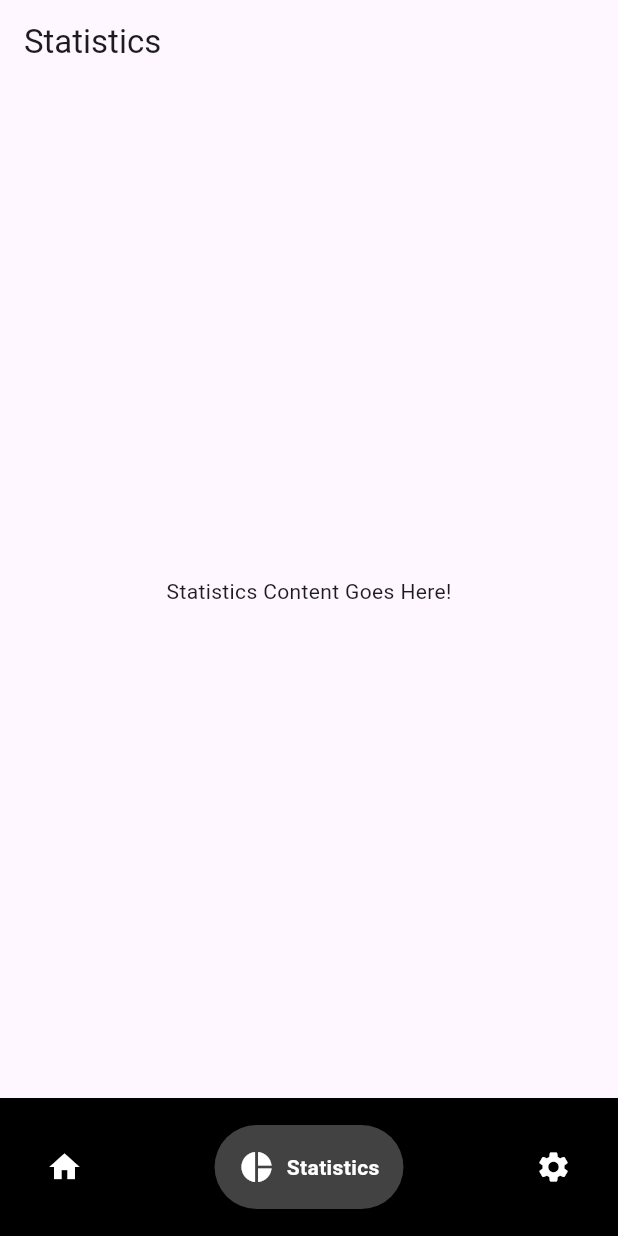
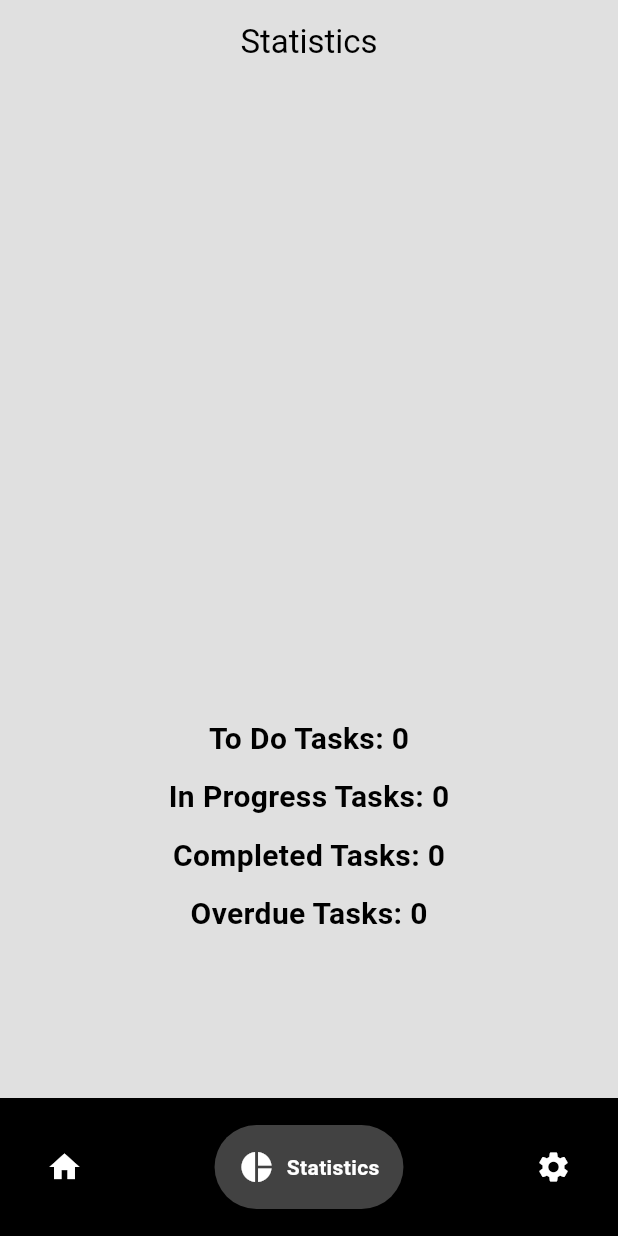
Before and after one commit to hadyawny/flutter_tasks_app, a Flutter app: the screen it shows after launch, item 2 of the bottom bar chosen, on a phone screen of 412 x 824 dp. Run offline on Flutter 3.47's test engine with Material 3 defaults, Android fonts, the phone set to English and light mode, and no system bars; drawn by our look-alikes of fl_chart, google_nav_bar; our stand-ins replace flutter_bloc, hive, hive_flutter, shared_preferences; accounts and stored records are empty.

Commit message:
added dark mode and shared preference cubit

```diff
--- /dev/null
+++ b/lib/cubit/theme_cubit.dart
@@ -0,0 +1,14 @@
+import 'package:flutter_bloc/flutter_bloc.dart';
+import 'package:flutter_tasks_app/utils/theme_manager.dart';
+
+class ThemeCubit extends Cubit<bool> {
+  ThemeCubit({required bool initialMode}) : super(initialMode);
+
+  bool get isDarkMode => state;
+
+  Future<void> toggleTheme() async {
+    final newTheme = !isDarkMode;
+    emit(newTheme);
+    await ThemeManager.setTheme(newTheme);
+  }
+}
--- a/lib/main.dart
+++ b/lib/main.dart
@@ -1,38 +1,53 @@
 import 'package:flutter/material.dart';
 import 'package:flutter_bloc/flutter_bloc.dart';
+import 'package:flutter_tasks_app/presentation/screens/home_screen.dart';
+import 'package:flutter_tasks_app/cubit/theme_cubit.dart';
 import 'package:flutter_tasks_app/data/local/task_repository.dart';
-import 'package:flutter_tasks_app/presentation/screens/home_screen.dart';
 import 'package:flutter_tasks_app/presentation/screens/task_creation_screen.dart';
+import 'package:flutter_tasks_app/presentation/theme/app_theme.dart';
+import 'package:flutter_tasks_app/utils/theme_manager.dart';
 import 'cubit/task_cubit.dart';
 import 'data/local/hive/hive_service.dart';
-// New Task Creation Page
 
 void main() async {
   WidgetsFlutterBinding.ensureInitialized();
+  await ThemeManager.init();
 
-  // Initialize Hive
+  final isDarkMode = await ThemeManager.getTheme(); // Load theme preference
   final hiveService = HiveService();
   await hiveService.initHive();
-
-  runApp(MyApp(hiveService: hiveService));
+  runApp(MyApp(isDarkMode: isDarkMode, hiveService: hiveService));
 }
 
 class MyApp extends StatelessWidget {
+  final bool isDarkMode;
   final HiveService hiveService;
 
-  MyApp({required this.hiveService});
+  MyApp({required this.isDarkMode, required this.hiveService});
 
   @override
   Widget build(BuildContext context) {
-    return BlocProvider(
+    return MultiBlocProvider(
+      providers: [
+        BlocProvider(
           create: (context) => TaskCubit(TaskRepository(hiveService))..loadTasks(),
-      child: MaterialApp(
+        ),
+        BlocProvider(
+          create: (context) => ThemeCubit(initialMode: isDarkMode),
+        ),
+      ],
+      child: BlocBuilder<ThemeCubit, bool>(
+        builder: (context, isDarkMode) {
+          return MaterialApp(
             debugShowCheckedModeBanner: false,
+            theme: isDarkMode ? darkMode : lightMode,
             initialRoute: '/',
             routes: {
               '/': (context) => HomeScreen(),
               'addTask': (context) => TaskCreationPage(),
             },
+          );
+        },
       ),
     );
   }
--- /dev/null
+++ b/lib/presentation/components/animated_counter.dart
@@ -0,0 +1,107 @@
+import 'package:flutter/material.dart';
+import 'dart:async';
+
+class AnimatedCounter extends StatefulWidget {
+  final int completed;
+  final int overdue;
+  final int toDo;
+  final int inProgress;
+
+  AnimatedCounter({
+    required this.completed,
+    required this.overdue,
+    required this.toDo,
+    required this.inProgress,
+  });
+
+  @override
+  _AnimatedCounterState createState() => _AnimatedCounterState();
+}
+
+class _AnimatedCounterState extends State<AnimatedCounter> {
+  int displayedCompleted = 0;
+  int displayedOverdue = 0;
+  int displayedToDo = 0;
+  int displayedInProgress = 0;
+
+  @override
+  void initState() {
+    super.initState();
+    startAnimation();
+  }
+
+  void startAnimation() {
+    Timer.periodic(Duration(milliseconds: 200), (timer) {
+      if (displayedCompleted < widget.completed) {
+        setState(() {
+          displayedCompleted++;
+        });
+      } else {
+        timer.cancel();
+      }
+    });
+
+    Timer.periodic(const  Duration(milliseconds: 200), (timer) {
+      if (displayedOverdue < widget.overdue) {
+        setState(() {
+          displayedOverdue++;
+        });
+      } else {
+        timer.cancel();
+      }
+    });
+
+    Timer.periodic(const  Duration(milliseconds: 200), (timer) {
+      if (displayedToDo < widget.toDo) {
+        setState(() {
+          displayedToDo++;
+        });
+      } else {
+        timer.cancel();
+      }
+    });
+
+    Timer.periodic(const  Duration(milliseconds: 200), (timer) {
+      if (displayedInProgress < widget.inProgress) {
+        setState(() {
+          displayedInProgress++;
+        });
+      } else {
+        timer.cancel();
+      }
+    });
+  }
+
+  @override
+  Widget build(BuildContext context) {
+    return Column(
+      children: [
+        Text(
+          'To Do Tasks: $displayedToDo',
+          style: const TextStyle(fontSize: 20, fontWeight: FontWeight.bold),
+        ),
+        const SizedBox(
+          height: 10,
+        ),
+        Text(
+          'In Progress Tasks: $displayedInProgress',
+          style: const TextStyle(fontSize: 20, fontWeight: FontWeight.bold),
+        ),
+        const SizedBox(
+          height: 10,
+        ),
+        Text(
+          'Completed Tasks: $displayedCompleted',
+          style: const TextStyle(fontSize: 20, fontWeight: FontWeight.bold),
+        ),
+        const SizedBox(
+          height: 10,
+        ),
+        Text(
+          'Overdue Tasks: $displayedOverdue',
+          style: const TextStyle(fontSize: 20, fontWeight: FontWeight.bold),
+        ),
+      ],
+    );
+  }
+}
--- /dev/null
+++ b/lib/presentation/components/task_statistics.dart
@@ -0,0 +1,85 @@
+import 'package:flutter/material.dart';
+import 'package:fl_chart/fl_chart.dart';
+
+import 'package:flutter_tasks_app/data/models/task_model.dart';
+import 'package:flutter_tasks_app/presentation/components/animated_counter.dart';
+
+class TaskStatistics extends StatelessWidget {
+  final List<Task> tasks; // Assume you pass the tasks here
+
+  const TaskStatistics({super.key, required this.tasks});
+
+  @override
+  Widget build(BuildContext context) {
+    // Calculate task statistics
+    int completedTasks =
+        tasks.where((task) => task.status == "Completed").length;
+    int overdueTasks = tasks.where((task) => task.status == "Overdue").length;
+    int toDoTasks = tasks.where((task) => task.status == "To Do").length;
+    int inProgressTasks =
+        tasks.where((task) => task.status == "In Progress").length; // New line
+
+    return Column(
+      children: [
+        AspectRatio(
+          aspectRatio: 1,
+          child: PieChart(
+            PieChartData(
+              sections: showingSections(
+                  completedTasks, overdueTasks, toDoTasks, inProgressTasks),
+              borderData: FlBorderData(show: false),
+              centerSpaceRadius: 50,
+            ),
+          ),
+        ),
+        const SizedBox(height: 10),
+        AnimatedCounter(
+          completed: completedTasks,
+          overdue: overdueTasks,
+          toDo: toDoTasks,
+          inProgress: inProgressTasks, // Pass inProgress tasks here
+        ),
+      ],
+    );
+  }
+
+  List<PieChartSectionData> showingSections(
+      int completed, int overdue, int toDo, int inProgress) {
+    // Update this method
+    return [
+      PieChartSectionData(
+        color: Colors.green,
+        value: completed.toDouble(),
+        title: 'Completed',
+        radius: 30,
+        titlePositionPercentageOffset: 2,
+        titleStyle: const TextStyle(fontWeight: FontWeight.bold),
+      ),
+      PieChartSectionData(
+        color: Colors.red,
+        value: overdue.toDouble(),
+        title: 'Overdue',
+        radius: 30,
+        titlePositionPercentageOffset: 2,
+        titleStyle: const TextStyle(fontWeight: FontWeight.bold),
+      ),
+      PieChartSectionData(
+        color: Colors.blue,
+        value: toDo.toDouble(),
+        title: 'To Do',
+        radius: 30,
+        titlePositionPercentageOffset: 2,
+        titleStyle: const TextStyle(fontWeight: FontWeight.bold),
+      ),
+      PieChartSectionData(
+        color: Colors.orange,
+        value: inProgress.toDouble(), // Add inProgress section
+        title: 'In Progress',
+        radius: 30,
+        titlePositionPercentageOffset: 2,
+
+        titleStyle: const TextStyle(fontWeight: FontWeight.bold),
+      ),
+    ];
+  }
+}
--- a/lib/presentation/screens/tabs/statistics_tab.dart
+++ b/lib/presentation/screens/tabs/statistics_tab.dart
@@ -1,14 +1,27 @@
 import 'package:flutter/material.dart';
+import 'package:flutter_bloc/flutter_bloc.dart';
+import 'package:flutter_tasks_app/cubit/task_cubit.dart';
+import 'package:flutter_tasks_app/cubit/task_state.dart';
+import 'package:flutter_tasks_app/presentation/components/task_statistics.dart';
 
 class StatisticsTab extends StatelessWidget {
   @override
   Widget build(BuildContext context) {
     return Scaffold(
       appBar: AppBar(
+        centerTitle: true,
         title: Text('Statistics'),
       ),
-      body: Center(
-        child: Text('Statistics Content Goes Here!'),
+      body: BlocBuilder<TaskCubit, TaskState>(
+        builder: (context, state) {
+          if (state is TaskLoading) {
+            return Center(child: CircularProgressIndicator());
+          } else if (state is TaskLoaded) {
+            return TaskStatistics(tasks: state.tasks); // Pass the tasks here
+          } else {
+            return Center(child: Text('Failed to load tasks'));
+          }
+        },
       ),
     );
   }
--- /dev/null
+++ b/lib/presentation/theme/app_theme.dart
@@ -0,0 +1,27 @@
+  import 'package:flutter/material.dart';
+// Light theme
+ThemeData lightMode = ThemeData(
+  brightness: Brightness.light,
+  colorScheme: ColorScheme.light(
+    surface: Colors.grey.shade300,
+    primary: Colors.grey.shade200,
+    secondary: Colors.grey.shade600, // Button background color
+    onSecondary: Colors.black, // Button text color for selected state
+    tertiary: Colors.grey.shade400, // Unselected button background
+    inversePrimary: Colors.black, // Text color for unselected state
+  ),
+);
+
+// Dark theme
+  // Dark theme
+  ThemeData darkMode = ThemeData(
+    brightness: Brightness.dark,
+    colorScheme: ColorScheme.dark(
+      surface: Colors.grey.shade900,
+      primary: Colors.grey.shade800,
+      secondary: Colors.grey.shade700,
+      inversePrimary: Colors.grey.shade800,
+      tertiary: Colors.grey.shade600, // Unselected button background
+      onSecondary: Colors.white, // Selected button text color
+    ),
+  );
--- /dev/null
+++ b/lib/utils/theme_manager.dart
@@ -0,0 +1,20 @@
+import 'package:shared_preferences/shared_preferences.dart';
+
+class ThemeManager {
+  static const String _isDarkModeKey = 'isDarkMode';
+
+  static Future<void> init() async {
+    await SharedPreferences.getInstance();
+    // Ensure preferences are loaded before accessing them
+  }
+
+  static Future<bool> getTheme() async {
+    final prefs = await SharedPreferences.getInstance();
+    return prefs.getBool(_isDarkModeKey) ?? false; // Default to light mode
+  }
+
+  static Future<void> setTheme(bool isDarkMode) async {
+    final prefs = await SharedPreferences.getInstance();
+    await prefs.setBool(_isDarkModeKey, isDarkMode);
+  }
+}
--- a/pubspec.yaml
+++ b/pubspec.yaml
@@ -40,6 +40,8 @@ dependencies:
   flutter_bloc: ^8.1.6
   google_nav_bar: ^5.0.6
   intl: ^0.19.0
+  fl_chart: ^0.69.0
+  shared_preferences: ^2.3.2
 
 
 dev_dependencies:
```
Also changed, not shown: lib/presentation/components/task_item.dart (+19 -11 lines), lib/presentation/screens/tabs/home_tab.dart (+48 -12 lines), lib/presentation/screens/tabs/settings_tab.dart (+10 -2 lines), pubspec.lock, 1 other file. Lines whose indentation alone changed are shown as unchanged.
